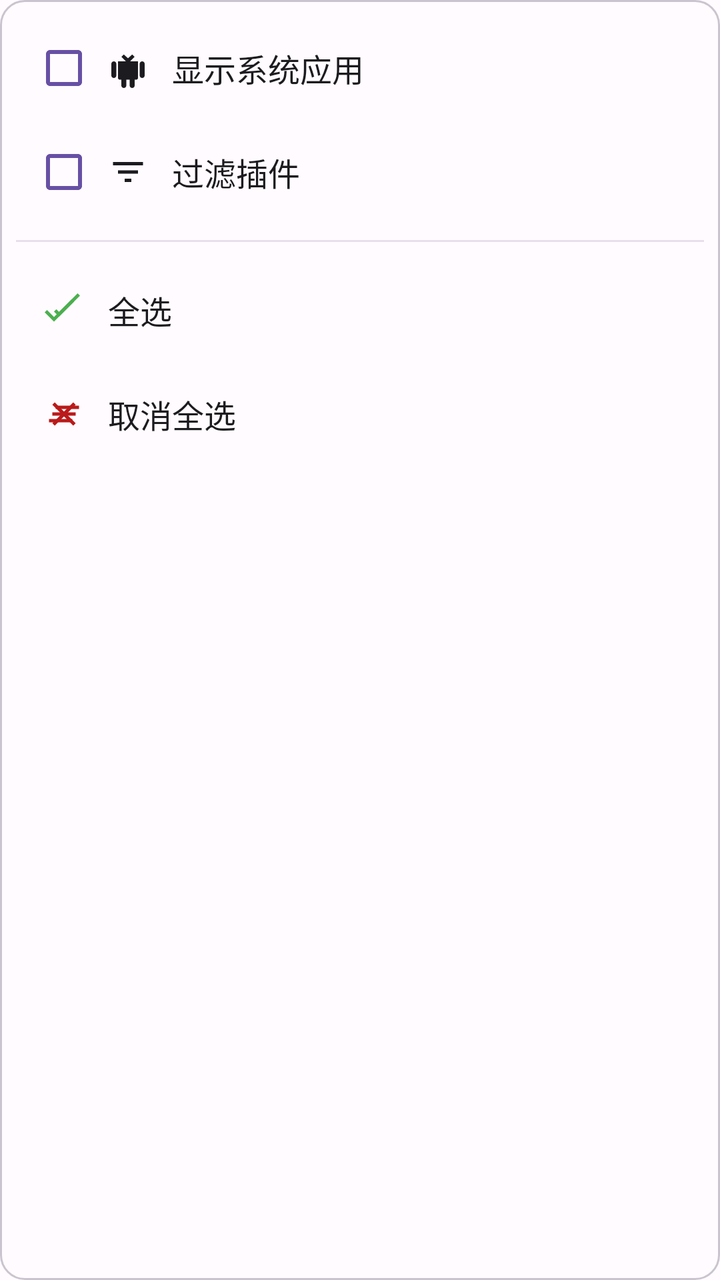
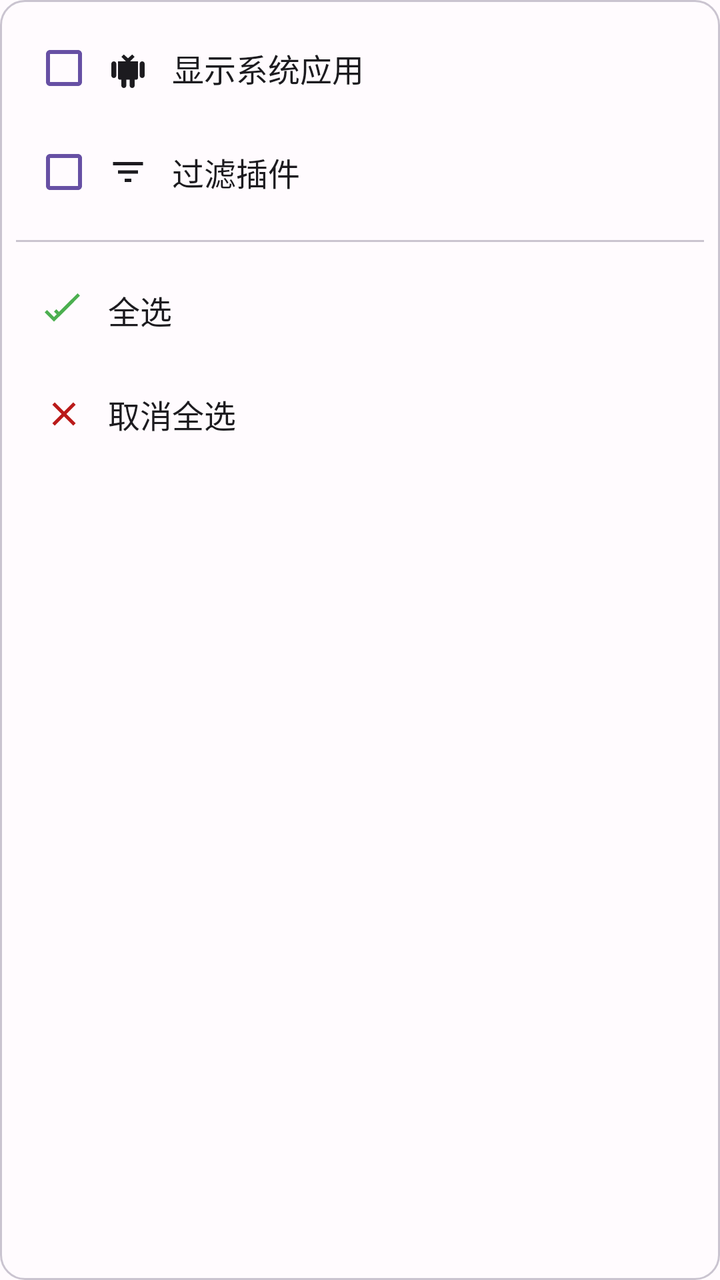

Two renders of the same Android screen: before a commit and after it. Below are the layout's source before the change and the commit's diff.
<!-- AndroidManifest.xml: application theme Theme.Albatross -->
<!-- res/layout/popup_menu_target_apps.xml -->
<?xml version="1.0" encoding="utf-8"?>
<LinearLayout xmlns:android="http://schemas.android.com/apk/res/android"
    xmlns:app="http://schemas.android.com/apk/res-auto"
    android:layout_width="wrap_content"
    android:layout_height="wrap_content"
    android:orientation="vertical"
    android:background="@drawable/popup_menu_background"
    android:padding="8dp">

    
    <LinearLayout
        android:id="@+id/item_show_system"
        android:layout_width="wrap_content"
        android:layout_height="48dp"
        android:orientation="horizontal"
        android:gravity="center_vertical"
        android:padding="12dp"
        android:background="@drawable/menu_item_background"
        android:layout_margin="2dp">

        <CheckBox
            android:id="@+id/cb_show_system"
            android:layout_width="20dp"
            android:layout_height="20dp"
            android:layout_marginEnd="12dp"
            android:buttonTint="@color/primary" />

        <ImageView
            android:layout_width="20dp"
            android:layout_height="20dp"
            android:src="@drawable/ic_android"
            android:layout_marginEnd="12dp"
            app:tint="?attr/colorOnSurface" />

        <TextView
            android:layout_width="0dp"
            android:layout_height="wrap_content"
            android:layout_weight="1"
            android:text="@string/show_system_apps"
            android:textSize="16sp"
            android:textColor="@color/text_primary"
            android:textStyle="normal" />

    </LinearLayout>

    
    <LinearLayout
        android:id="@+id/item_filter_plugin"
        android:layout_width="match_parent"
        android:layout_height="48dp"
        android:orientation="horizontal"
        android:gravity="center_vertical"
        android:padding="12dp"
        android:background="@drawable/menu_item_background"
        android:layout_margin="2dp">

        <CheckBox
            android:id="@+id/cb_filter_plugin"
            android:layout_width="20dp"
            android:layout_height="20dp"
            android:layout_marginEnd="12dp"
            android:buttonTint="@color/primary" />

        <ImageView
            android:layout_width="20dp"
            android:layout_height="20dp"
            android:src="@drawable/ic_filter"
            android:layout_marginEnd="12dp"
            app:tint="?attr/colorOnSurface" />

        <TextView
            android:layout_width="0dp"
            android:layout_height="wrap_content"
            android:layout_weight="1"
            android:text="@string/filter_plugins"
            android:textSize="16sp"
            android:textColor="@color/text_primary"
            android:textStyle="normal" />

    </LinearLayout>

    
    <View
        android:layout_width="match_parent"
        android:layout_height="1dp"
        android:background="@color/divider"
        android:layout_marginVertical="8dp" />

    
    <LinearLayout
        android:id="@+id/item_select_all"
        android:layout_width="match_parent"
        android:layout_height="48dp"
        android:orientation="horizontal"
        android:gravity="center_vertical"
        android:padding="12dp"
        android:background="@drawable/menu_item_background"
        android:layout_margin="2dp">

        <ImageView
            android:layout_width="20dp"
            android:layout_height="20dp"
            android:src="@drawable/ic_check_all"
            android:layout_marginEnd="12dp"
            app:tint="@color/success" />

        <TextView
            android:layout_width="0dp"
            android:layout_height="wrap_content"
            android:layout_weight="1"
            android:text="@string/select_all"
            android:textSize="16sp"
            android:textColor="@color/text_primary"
            android:textStyle="normal" />

    </LinearLayout>

    
    <LinearLayout
        android:id="@+id/item_deselect_all"
        android:layout_width="match_parent"
        android:layout_height="48dp"
        android:orientation="horizontal"
        android:gravity="center_vertical"
        android:padding="12dp"
        android:background="@drawable/menu_item_background"
        android:layout_margin="2dp">

        <ImageView
            android:layout_width="20dp"
            android:layout_height="20dp"
            android:src="@drawable/ic_clear_all"
            android:layout_marginEnd="12dp"
            app:tint="@color/error" />

        <TextView
            android:layout_width="0dp"
            android:layout_height="wrap_content"
            android:layout_weight="1"
            android:text="@string/deselect_all"
            android:textSize="16sp"
            android:textColor="@color/text_primary"
            android:textStyle="normal" />

    </LinearLayout>

</LinearLayout>
<!-- resources referenced by this layout -->
<resources>
  <color name="divider">#E7E0EC</color>
  <color name="text_primary">#1C1B1F</color>
  <!-- drawable ic_clear_all (drawable) -->
  <?xml version="1.0" encoding="utf-8"?>
  <vector xmlns:android="http://schemas.android.com/apk/res/android"
      android:width="24dp"
      android:height="24dp"
      android:viewportWidth="24"
      android:viewportHeight="24"
      android:tint="?attr/colorControlNormal">
      <path
          android:fillColor="@android:color/white"
          android:pathData="M5,13h14v-2H5V13zM3,17h14v-2H3V17zM7,7v2h14V7H7z" />
      <path
          android:fillColor="@android:color/white"
          android:pathData="M19,6.41L17.59,5 12,10.59 6.41,5 5,6.41 10.59,12 5,17.59 6.41,19 12,13.41 17.59,19 19,17.59 13.41,12 19,6.41z" />
  </vector>
  <style name="Theme.Albatross" parent="Theme.MaterialComponents.DayNight.NoActionBar">
          
          <item name="colorPrimary">@color/primary</item>
          <item name="colorPrimaryVariant">@color/primary_dark</item>
          <item name="colorOnPrimary">@color/on_primary</item>
          
          
          <item name="colorSecondary">@color/secondary</item>
          <item name="colorSecondaryVariant">@color/secondary</item>
          <item name="colorOnSecondary">@color/on_secondary</item>
          
          
          <item name="colorError">@color/error</item>
          <item name="colorOnError">@color/on_error</item>
          
          
          <item name="android:colorBackground">@color/background</item>
          <item name="colorSurface">@color/surface</item>
          <item name="colorOnSurface">@color/on_surface</item>
          
          
          <item name="android:statusBarColor">@android:color/transparent</item>
          <item name="android:windowLightStatusBar">true</item>
          <item name="android:navigationBarColor">@android:color/transparent</item>
          <item name="android:windowLightNavigationBar">false</item>
          
          
          <item name="windowActionBarOverlay">false</item>
          <item name="android:textAllCaps">false</item>
      </style>
  <color name="primary_dark">#4F378B</color>
  <!-- unchanged entries left out for length: 22 -->
</resources>

<!-- the commit's change to res/layout/popup_menu_target_apps.xml (unified diff, before → after) -->
@@ -23,7 +23,7 @@
             android:layout_width="20dp"
             android:layout_height="20dp"
             android:layout_marginEnd="12dp"
-            android:buttonTint="@color/primary" />
+            android:buttonTint="?attr/colorPrimary" />
 
         <ImageView
             android:layout_width="20dp"
@@ -38,7 +38,7 @@
             android:layout_weight="1"
             android:text="@string/show_system_apps"
             android:textSize="16sp"
-            android:textColor="@color/text_primary"
+            android:textColor="?attr/colorOnSurface"
             android:textStyle="normal" />
 
     </LinearLayout>
@@ -59,7 +59,7 @@
             android:layout_width="20dp"
             android:layout_height="20dp"
             android:layout_marginEnd="12dp"
-            android:buttonTint="@color/primary" />
+            android:buttonTint="?attr/colorPrimary" />
 
         <ImageView
             android:layout_width="20dp"
@@ -74,7 +74,7 @@
             android:layout_weight="1"
             android:text="@string/filter_plugins"
             android:textSize="16sp"
-            android:textColor="@color/text_primary"
+            android:textColor="?attr/colorOnSurface"
             android:textStyle="normal" />
 
     </LinearLayout>
@@ -83,7 +83,7 @@
     <View
         android:layout_width="match_parent"
         android:layout_height="1dp"
-        android:background="@color/divider"
+        android:background="?attr/colorOutlineVariant"
         android:layout_marginVertical="8dp" />
 
     
@@ -102,7 +102,7 @@
             android:layout_height="20dp"
             android:src="@drawable/ic_check_all"
             android:layout_marginEnd="12dp"
-            app:tint="@color/success" />
+            app:tint="?attr/colorSuccess" />
 
         <TextView
             android:layout_width="0dp"
@@ -110,7 +110,7 @@
             android:layout_weight="1"
             android:text="@string/select_all"
             android:textSize="16sp"
-            android:textColor="@color/text_primary"
+            android:textColor="?attr/colorOnSurface"
             android:textStyle="normal" />
 
     </LinearLayout>
@@ -129,9 +129,9 @@
         <ImageView
             android:layout_width="20dp"
             android:layout_height="20dp"
-            android:src="@drawable/ic_clear_all"
+            android:src="@drawable/ic_clear"
             android:layout_marginEnd="12dp"
-            app:tint="@color/error" />
+            app:tint="?attr/colorError" />
 
         <TextView
             android:layout_width="0dp"
@@ -139,7 +139,7 @@
             android:layout_weight="1"
             android:text="@string/deselect_all"
             android:textSize="16sp"
-            android:textColor="@color/text_primary"
+            android:textColor="?attr/colorOnSurface"
             android:textStyle="normal" />
 
     </LinearLayout>
<!-- resource entries referenced after the edit -->
@@ -1,53 +1,117 @@
 <!-- resources referenced by this layout -->
 <resources>
-  <color name="divider">#E7E0EC</color>
-  <color name="text_primary">#1C1B1F</color>
-  <!-- drawable ic_clear_all (drawable) -->
-  <?xml version="1.0" encoding="utf-8"?>
+  <!-- drawable ic_clear (drawable) -->
   <vector xmlns:android="http://schemas.android.com/apk/res/android"
       android:width="24dp"
       android:height="24dp"
       android:viewportWidth="24"
       android:viewportHeight="24"
-      android:tint="?attr/colorControlNormal">
-      <path
-          android:fillColor="@android:color/white"
-          android:pathData="M5,13h14v-2H5V13zM3,17h14v-2H3V17zM7,7v2h14V7H7z" />
+      android:tint="?attr/colorOnSurface">
       <path
           android:fillColor="@android:color/white"
           android:pathData="M19,6.41L17.59,5 12,10.59 6.41,5 5,6.41 10.59,12 5,17.59 6.41,19 12,13.41 17.59,19 19,17.59 13.41,12 19,6.41z" />
   </vector>
-  <style name="Theme.Albatross" parent="Theme.MaterialComponents.DayNight.NoActionBar">
+  <style name="Theme.Albatross" parent="Base.Theme.Albatross">
+          <item name="android:windowLightStatusBar">true</item>
+          <item name="android:windowLightNavigationBar">true</item>
+      </style>
+  <style name="Base.Theme.Albatross" parent="Theme.Material3.DayNight.NoActionBar">
           
           <item name="colorPrimary">@color/primary</item>
-          <item name="colorPrimaryVariant">@color/primary_dark</item>
           <item name="colorOnPrimary">@color/on_primary</item>
-          
-          
+          <item name="colorPrimaryContainer">@color/primary_container</item>
+          <item name="colorOnPrimaryContainer">@color/on_primary_container</item>
           <item name="colorSecondary">@color/secondary</item>
-          <item name="colorSecondaryVariant">@color/secondary</item>
           <item name="colorOnSecondary">@color/on_secondary</item>
-          
-          
+          <item name="colorSecondaryContainer">@color/secondary_container</item>
+          <item name="colorOnSecondaryContainer">@color/on_secondary_container</item>
+          <item name="colorTertiary">@color/tertiary</item>
+          <item name="colorOnTertiary">@color/on_tertiary</item>
+          <item name="colorTertiaryContainer">@color/tertiary_container</item>
+          <item name="colorOnTertiaryContainer">@color/on_tertiary_container</item>
           <item name="colorError">@color/error</item>
           <item name="colorOnError">@color/on_error</item>
-          
-          
+          <item name="colorErrorContainer">@color/error_container</item>
+          <item name="colorOnErrorContainer">@color/on_error_container</item>
           <item name="android:colorBackground">@color/background</item>
+          <item name="colorOnBackground">@color/on_background</item>
           <item name="colorSurface">@color/surface</item>
           <item name="colorOnSurface">@color/on_surface</item>
+          <item name="colorSurfaceVariant">@color/surface_variant</item>
+          <item name="colorOnSurfaceVariant">@color/on_surface_variant</item>
+          <item name="colorOutline">@color/outline</item>
+          <item name="colorOutlineVariant">@color/outline_variant</item>
+          <item name="colorSurfaceContainerLowest">@color/surface_container_lowest</item>
+          <item name="colorSurfaceContainerLow">@color/surface_container_low</item>
+          <item name="colorSurfaceContainer">@color/surface_container</item>
+          <item name="colorSurfaceContainerHigh">@color/surface_container_high</item>
+          <item name="colorSurfaceContainerHighest">@color/surface_container_highest</item>
           
+          <item name="colorSuccess">@color/success</item>
+          <item name="colorOnSuccess">@color/on_success</item>
+          <item name="colorSuccessContainer">@color/success_container</item>
+          <item name="colorOnSuccessContainer">@color/on_success_container</item>
+          <item name="colorWarning">@color/warning</item>
+          <item name="colorOnWarning">@color/on_warning</item>
+          <item name="colorWarningContainer">@color/warning_container</item>
+          <item name="colorOnWarningContainer">@color/on_warning_container</item>
+          <item name="colorInfo">@color/info</item>
+          <item name="colorOnInfo">@color/on_info</item>
+          <item name="colorInfoContainer">@color/info_container</item>
+          <item name="colorOnInfoContainer">@color/on_info_container</item>
+          
+          <item name="shapeAppearanceSmallComponent">@style/ShapeAppearance.Albatross.Small</item>
+          <item name="shapeAppearanceMediumComponent">@style/ShapeAppearance.Albatross.Medium</item>
+          <item name="shapeAppearanceLargeComponent">@style/ShapeAppearance.Albatross.Large</item>
           
           <item name="android:statusBarColor">@android:color/transparent</item>
-          <item name="android:windowLightStatusBar">true</item>
           <item name="android:navigationBarColor">@android:color/transparent</item>
-          <item name="android:windowLightNavigationBar">false</item>
-          
-          
-          <item name="windowActionBarOverlay">false</item>
-          <item name="android:textAllCaps">false</item>
+          <item name="android:windowBackground">@color/background</item>
+          <item name="android:enforceStatusBarContrast" tools:targetApi="q">false</item>
+          <item name="android:enforceNavigationBarContrast" tools:targetApi="q">false</item>
       </style>
-  <color name="primary_dark">#4F378B</color>
+  <color name="primary_container">#EADDFF</color>
+  <color name="on_primary_container">#21005D</color>
+  <color name="secondary_container">#E8DEF8</color>
+  <color name="on_secondary_container">#1D192B</color>
+  <color name="tertiary">#7D5260</color>
+  <color name="on_tertiary">#FFFFFF</color>
+  <color name="tertiary_container">#FFD8E4</color>
+  <color name="on_tertiary_container">#31111D</color>
+  <color name="error_container">#FFDAD6</color>
+  <color name="on_error_container">#410002</color>
+  <color name="on_background">#1C1B1F</color>
+  <color name="surface_variant">#E7E0EC</color>
+  <color name="on_surface_variant">#49454F</color>
+  <color name="outline">#79747E</color>
+  <color name="surface_container_lowest">#FFFFFF</color>
+  <color name="surface_container_low">#F7F2FA</color>
+  <color name="surface_container">#F3EDF7</color>
+  <color name="surface_container_high">#ECE6F0</color>
+  <color name="surface_container_highest">#E6E0E9</color>
+  <color name="on_success">#FFFFFF</color>
+  <color name="success_container">#E8F5E9</color>
+  <color name="on_success_container">#1B5E20</color>
+  <color name="warning">#FF9800</color>
+  <color name="on_warning">#FFFFFF</color>
+  <color name="warning_container">#FFF3E0</color>
+  <color name="on_warning_container">#7A4100</color>
+  <color name="info">#2196F3</color>
+  <color name="on_info">#FFFFFF</color>
+  <color name="info_container">#E3F2FD</color>
+  <color name="on_info_container">#0D47A1</color>
+  <style name="ShapeAppearance.Albatross.Small" parent="">
+          <item name="cornerFamily">rounded</item>
+          <item name="cornerSize">8dp</item>
+      </style>
+  <style name="ShapeAppearance.Albatross.Medium" parent="">
+          <item name="cornerFamily">rounded</item>
+          <item name="cornerSize">12dp</item>
+      </style>
+  <style name="ShapeAppearance.Albatross.Large" parent="">
+          <item name="cornerFamily">rounded</item>
+          <item name="cornerSize">16dp</item>
+      </style>
   <!-- unchanged entries left out for length: 22 -->
 </resources>
 
